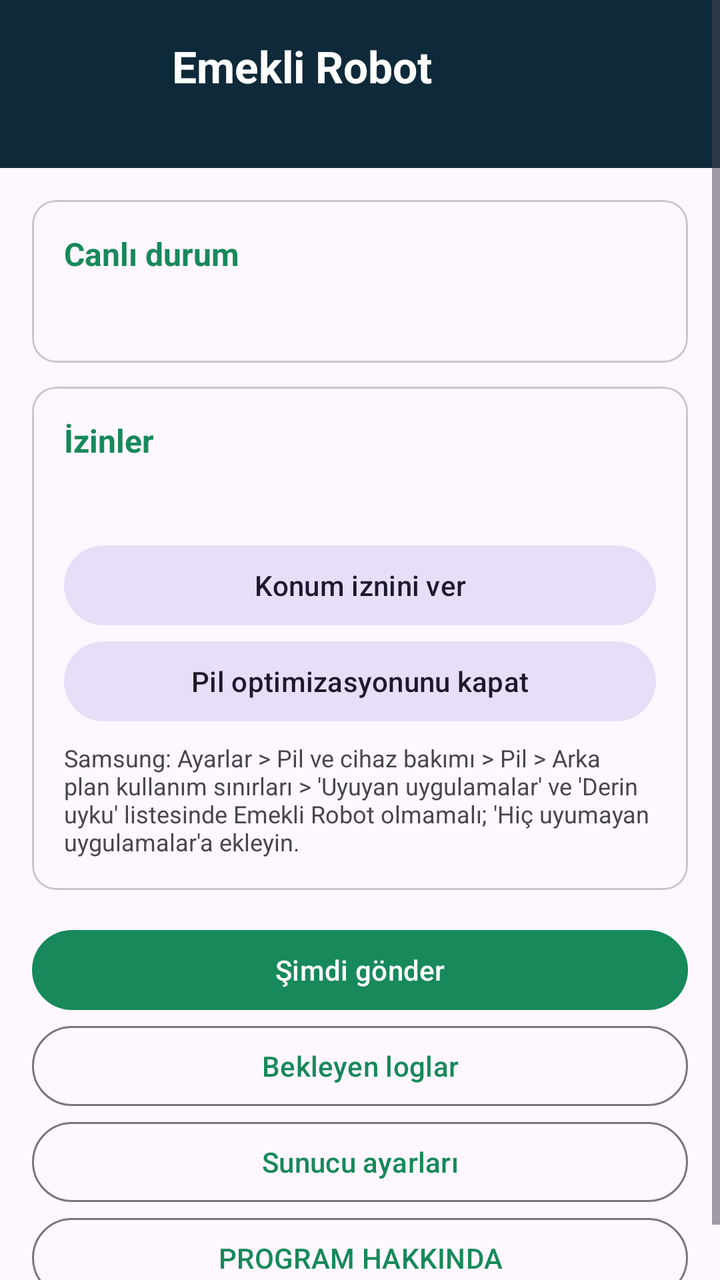
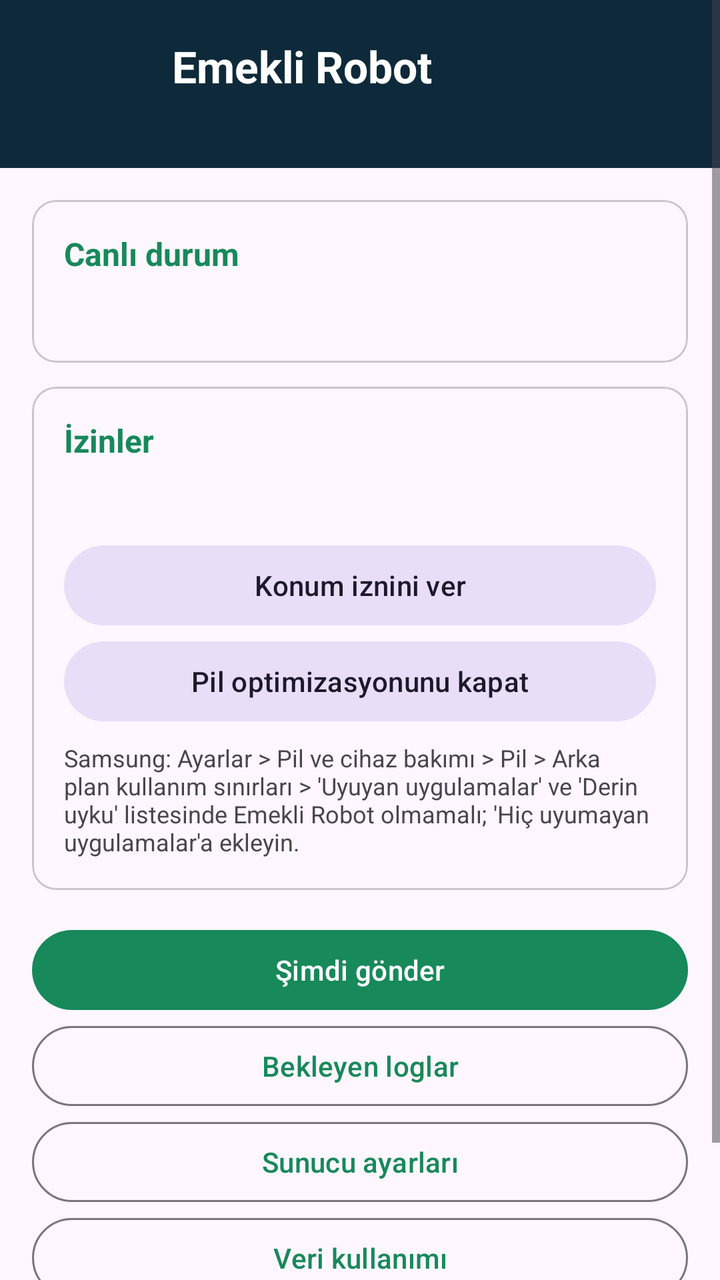

An Android layout rendered at two revisions. The XML below is the earlier revision; the diff shows what the commit changed to produce the second picture.
<!-- AndroidManifest.xml: application theme Theme.EmekliRobot -->
<!-- res/layout/activity_main.xml -->
<?xml version="1.0" encoding="utf-8"?>
<ScrollView xmlns:android="http://schemas.android.com/apk/res/android"
    xmlns:app="http://schemas.android.com/apk/res-auto"
    android:layout_width="match_parent"
    android:layout_height="match_parent"
    android:fillViewport="true">

    <LinearLayout
        android:layout_width="match_parent"
        android:layout_height="wrap_content"
        android:orientation="vertical">

        
        <LinearLayout
            android:layout_width="match_parent"
            android:layout_height="wrap_content"
            android:background="@color/brand_navy"
            android:gravity="center_vertical"
            android:orientation="horizontal"
            android:paddingStart="20dp"
            android:paddingTop="16dp"
            android:paddingEnd="20dp"
            android:paddingBottom="16dp">

            <ImageView
                android:layout_width="52dp"
                android:layout_height="52dp"
                android:contentDescription="@null"
                android:src="@mipmap/ic_launcher_round" />

            <LinearLayout
                android:layout_width="0dp"
                android:layout_height="wrap_content"
                android:layout_marginStart="14dp"
                android:layout_weight="1"
                android:orientation="vertical">

                <TextView
                    android:layout_width="wrap_content"
                    android:layout_height="wrap_content"
                    android:text="@string/app_name"
                    android:textColor="@android:color/white"
                    android:textSize="22sp"
                    android:textStyle="bold" />

                <TextView
                    android:id="@+id/txtVersion"
                    android:layout_width="wrap_content"
                    android:layout_height="wrap_content"
                    android:textColor="#9FC9B5"
                    android:textSize="13sp" />
            </LinearLayout>
        </LinearLayout>

        <LinearLayout
            android:layout_width="match_parent"
            android:layout_height="wrap_content"
            android:orientation="vertical"
            android:padding="16dp">

            
            <com.google.android.material.card.MaterialCardView
                style="?attr/materialCardViewOutlinedStyle"
                android:layout_width="match_parent"
                android:layout_height="wrap_content">

                <LinearLayout
                    android:layout_width="match_parent"
                    android:layout_height="wrap_content"
                    android:orientation="vertical"
                    android:padding="16dp">

                    <TextView
                        android:layout_width="wrap_content"
                        android:layout_height="wrap_content"
                        android:text="Canlı durum"
                        android:textColor="?attr/colorPrimary"
                        android:textSize="16sp"
                        android:textStyle="bold" />

                    <TextView
                        android:id="@+id/txtStatus"
                        android:layout_width="match_parent"
                        android:layout_height="wrap_content"
                        android:layout_marginTop="10dp"
                        android:fontFamily="monospace"
                        android:lineSpacingExtra="4dp"
                        android:textSize="13sp" />
                </LinearLayout>
            </com.google.android.material.card.MaterialCardView>

            
            <com.google.android.material.card.MaterialCardView
                style="?attr/materialCardViewOutlinedStyle"
                android:layout_width="match_parent"
                android:layout_height="wrap_content"
                android:layout_marginTop="12dp">

                <LinearLayout
                    android:layout_width="match_parent"
                    android:layout_height="wrap_content"
                    android:orientation="vertical"
                    android:padding="16dp">

                    <TextView
                        android:layout_width="wrap_content"
                        android:layout_height="wrap_content"
                        android:text="İzinler"
                        android:textColor="?attr/colorPrimary"
                        android:textSize="16sp"
                        android:textStyle="bold" />

                    <TextView
                        android:id="@+id/txtPerm"
                        android:layout_width="match_parent"
                        android:layout_height="wrap_content"
                        android:layout_marginTop="10dp"
                        android:fontFamily="monospace"
                        android:textSize="13sp" />

                    <Button
                        android:id="@+id/btnPerm"
                        style="@style/Widget.Material3.Button.TonalButton"
                        android:layout_width="match_parent"
                        android:layout_height="wrap_content"
                        android:layout_marginTop="10dp"
                        android:text="Konum iznini ver" />

                    <Button
                        android:id="@+id/btnBattery"
                        style="@style/Widget.Material3.Button.TonalButton"
                        android:layout_width="match_parent"
                        android:layout_height="wrap_content"
                        android:text="Pil optimizasyonunu kapat" />

                    <TextView
                        android:layout_width="match_parent"
                        android:layout_height="wrap_content"
                        android:layout_marginTop="6dp"
                        android:text="Samsung: Ayarlar > Pil ve cihaz bakımı > Pil > Arka plan kullanım sınırları > 'Uyuyan uygulamalar' ve 'Derin uyku' listesinde Emekli Robot olmamalı; 'Hiç uyumayan uygulamalar'a ekleyin."
                        android:textSize="12sp" />
                </LinearLayout>
            </com.google.android.material.card.MaterialCardView>

            
            <Button
                android:id="@+id/btnSyncNow"
                android:layout_width="match_parent"
                android:layout_height="wrap_content"
                android:layout_marginTop="16dp"
                android:text="Şimdi gönder" />

            <Button
                android:id="@+id/btnPending"
                style="@style/Widget.Material3.Button.OutlinedButton"
                android:layout_width="match_parent"
                android:layout_height="wrap_content"
                android:text="Bekleyen loglar" />

            <Button
                android:id="@+id/btnSettings"
                style="@style/Widget.Material3.Button.OutlinedButton"
                android:layout_width="match_parent"
                android:layout_height="wrap_content"
                android:text="Sunucu ayarları" />

            <Button
                android:id="@+id/btnAbout"
                style="@style/Widget.Material3.Button.OutlinedButton"
                android:layout_width="match_parent"
                android:layout_height="wrap_content"
                android:text="PROGRAM HAKKINDA" />
        </LinearLayout>
    </LinearLayout>
</ScrollView>
<!-- resources referenced by this layout -->
<resources>
  <color name="brand_navy">#0E2A3A</color>
  <!-- mipmap ic_launcher_round (mipmap-anydpi) -->
  <?xml version="1.0" encoding="utf-8"?>
  <adaptive-icon xmlns:android="http://schemas.android.com/apk/res/android">
      <background android:drawable="@color/ic_launcher_background" />
      <foreground android:drawable="@drawable/ic_launcher_foreground" />
      <monochrome android:drawable="@drawable/ic_launcher_foreground" />
  </adaptive-icon>
  <string name="app_name">Emekli Robot</string>
  <style name="Theme.EmekliRobot" parent="Theme.Material3.DayNight.NoActionBar">
          <item name="colorPrimary">@color/brand_green</item>
          <item name="colorOnPrimary">@android:color/white</item>
          <item name="colorPrimaryContainer">#C7EBD9</item>
          <item name="colorOnPrimaryContainer">@color/brand_green_dark</item>
          <item name="android:statusBarColor">@color/brand_navy</item>
          <item name="android:windowLightStatusBar">false</item>
      </style>
  <color name="ic_launcher_background">#0E2A3A</color>
  <!-- drawable ic_launcher_foreground: vector/xml drawable (drawable, 2324 chars, omitted) -->
  <color name="brand_green">#17895A</color>
  <color name="brand_green_dark">#0E5C3C</color>
</resources>

<!-- the commit's change to res/layout/activity_main.xml (unified diff, before → after) -->
@@ -165,6 +165,13 @@
                 android:text="Sunucu ayarları" />
 
             <Button
+                android:id="@+id/btnUsage"
+                style="@style/Widget.Material3.Button.OutlinedButton"
+                android:layout_width="match_parent"
+                android:layout_height="wrap_content"
+                android:text="Veri kullanımı" />
+
+            <Button
                 android:id="@+id/btnAbout"
                 style="@style/Widget.Material3.Button.OutlinedButton"
                 android:layout_width="match_parent"
